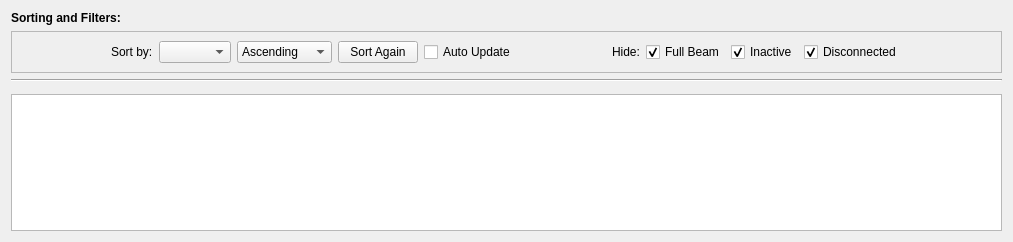
This is preemptive_requests.ui in pcdshub/pmps-ui as Qt 5 draws it before an edit. The edited form follows.
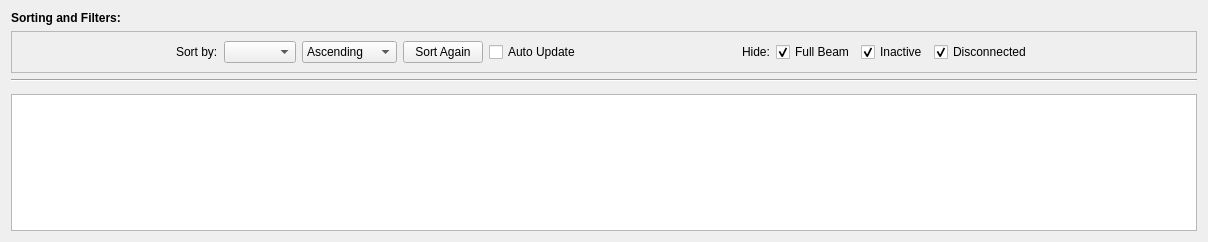
This is the edited form. Custom widgets are drawn as their Qt base class.

Commit message: MNT: nitpick max size to avoid buttons straying far from their home

Patch:
```diff
--- a/preemptive_requests.ui
+++ b/preemptive_requests.ui
@@ -6,7 +6,7 @@
    <rect>
     <x>0</x>
     <y>0</y>
-    <width>1013</width>
+    <width>1208</width>
     <height>242</height>
    </rect>
   </property>
@@ -31,7 +31,7 @@
     <widget class="QFrame" name="ff_frame_filters">
      <property name="maximumSize">
       <size>
-       <width>16777215</width>
+       <width>1190</width>
        <height>60</height>
       </size>
      </property>
@@ -175,6 +175,12 @@
    </item>
    <item>
     <widget class="Line" name="line">
+     <property name="maximumSize">
+      <size>
+       <width>1190</width>
+       <height>16777215</height>
+      </size>
+     </property>
      <property name="orientation">
       <enum>Qt::Horizontal</enum>
      </property>
```
Left out of the diff: 2 changed lines with no effect on the pictures.
